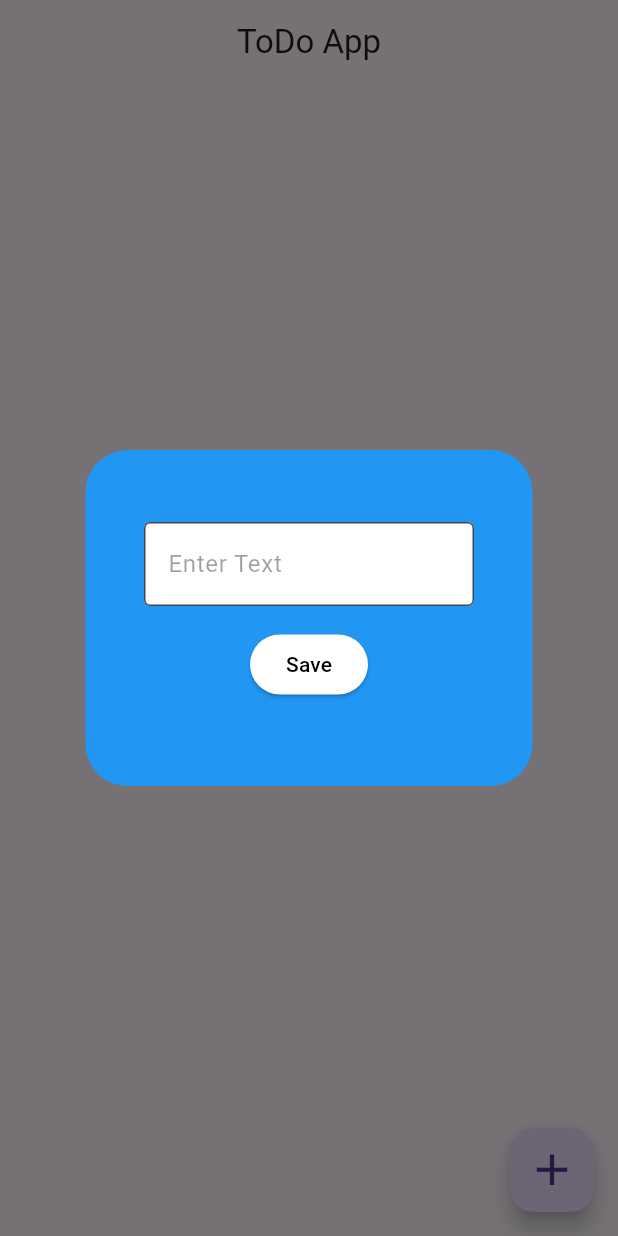
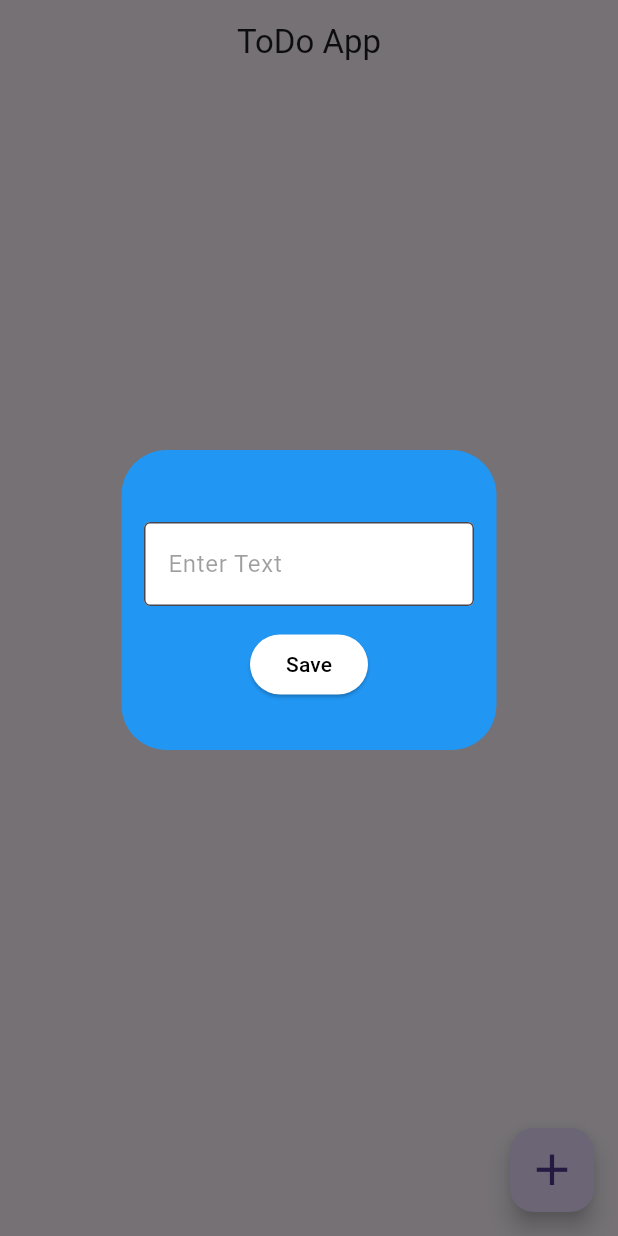
Before and after one commit to vishag002/todoapp_demo, a Flutter app: the screen it shows after launch, after a tap on the "add" icon, on a phone screen of 412 x 824 dp. Run offline on Flutter 3.47's test engine with Material 3 defaults, Android fonts, the phone set to English and light mode, and no system bars; our stand-ins replace hive_flutter; accounts and stored records are empty.

Commit message:
new commit

```diff
--- a/lib/view/home_screen.dart
+++ b/lib/view/home_screen.dart
@@ -73,7 +73,7 @@ class _HomeScreenState extends State<HomeScreen> {
             context: context,
             builder: (context) {
               return AlertDialog(
-                backgroundColor: Colors.blue,
+                backgroundColor: Colors.transparent,
                 actions: [
                   Container(
                     height: 200,
```
